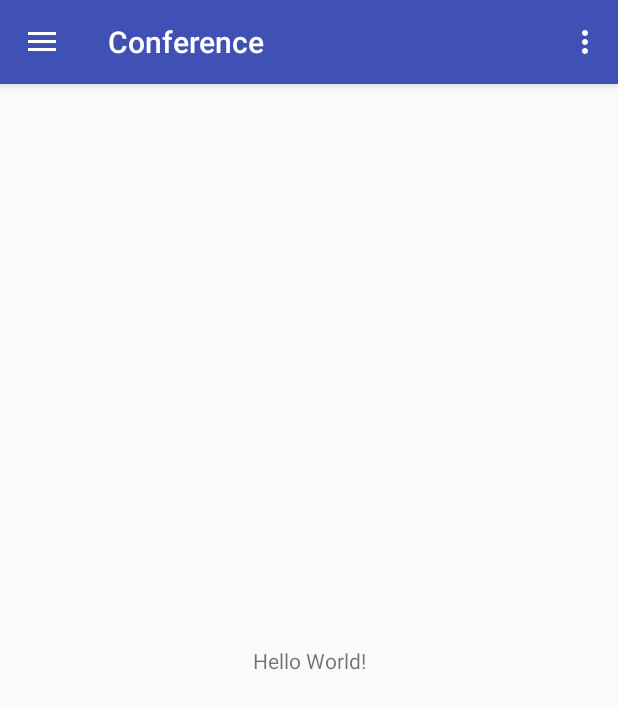
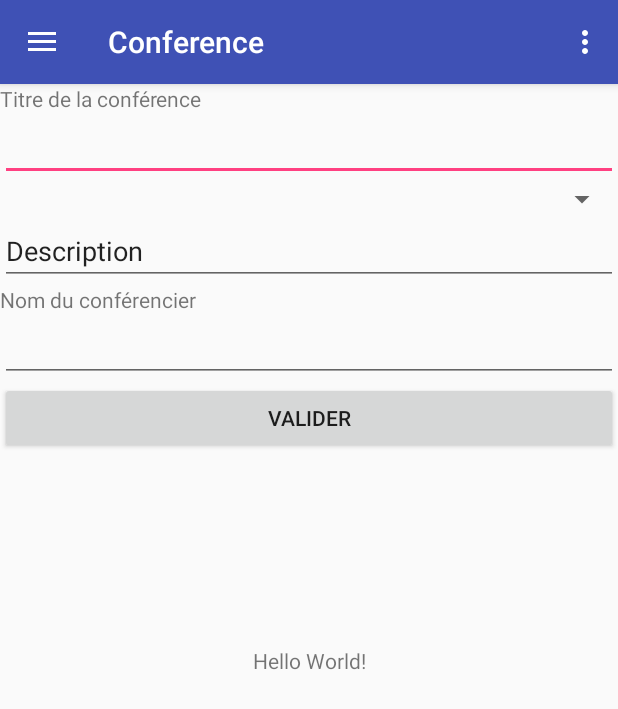
Before and after one commit to m2i-formation-cdi/projet-salon-groupeB, an Android app: the screen it shows after launch (MainActivity), after a tap on "Import", on a phone screen of 412 x 824 dp. Shown: the top 709 px of the screen. Run offline under Robolectric (Android 15) with nearby library versions, the phone set to English and light mode, and no system bars; 1 other tap on this screen came first.

Commit message:
Layout porposition conference

```diff
--- a/app/build.gradle
+++ b/app/build.gradle
@@ -4,7 +4,7 @@ android {
     compileSdkVersion 26
     defaultConfig {
         applicationId "sp.fr.conference"
-        minSdkVersion 15
+        minSdkVersion 16
         targetSdkVersion 26
         versionCode 1
         versionName "1.0"
@@ -23,7 +23,15 @@ dependencies {
     implementation 'com.android.support:appcompat-v7:26.1.0'
     implementation 'com.android.support:design:26.1.0'
     implementation 'com.android.support.constraint:constraint-layout:1.0.2'
+    implementation 'com.android.support:support-v4:26.1.0'
+    implementation 'com.google.firebase:firebase-database:11.0.4'
     testImplementation 'junit:junit:4.12'
     androidTestImplementation 'com.android.support.test:runner:1.0.1'
     androidTestImplementation 'com.android.support.test.espresso:espresso-core:3.0.1'
+
+    //formulaire de login
+    compile 'com.firebaseui:firebase-ui-auth:3.1.3'
 }
+
+
+apply plugin: 'com.google.gms.google-services'
--- a/app/src/main/java/sp/fr/conference/MainActivity.java
+++ b/app/src/main/java/sp/fr/conference/MainActivity.java
@@ -1,5 +1,6 @@
 package sp.fr.conference;
 
+import android.app.Fragment;
 import android.os.Bundle;
 import android.support.design.widget.FloatingActionButton;
 import android.support.design.widget.Snackbar;
@@ -72,7 +73,7 @@ public class MainActivity extends AppCompatActivity
         int id = item.getItemId();
 
         if (id == R.id.nav_camera) {
-            // Handle the camera action
+            navigateToFragment(new PropConference());
         } else if (id == R.id.nav_gallery) {
 
         } else if (id == R.id.nav_slideshow) {
@@ -89,4 +90,12 @@ public class MainActivity extends AppCompatActivity
         drawer.closeDrawer(GravityCompat.START);
         return true;
     }
+
+    private void navigateToFragment(Fragment targetFragment){
+        getFragmentManager()
+                .beginTransaction()
+                .replace(R.id.fragmentContainer, targetFragment)
+                .commit();
+    }
+
 }
--- /dev/null
+++ b/app/src/main/java/sp/fr/conference/PropConference.java
@@ -0,0 +1,29 @@
+package sp.fr.conference;
+
+
+import android.os.Bundle;
+import android.app.Fragment;
+import android.view.LayoutInflater;
+import android.view.View;
+import android.view.ViewGroup;
+
+
+/**
+ * A simple {@link Fragment} subclass.
+ */
+public class PropConference extends Fragment {
+
+
+    public PropConference() {
+        // Required empty public constructor
+    }
+
+
+    @Override
+    public View onCreateView(LayoutInflater inflater, ViewGroup container,
+                             Bundle savedInstanceState) {
+        // Inflate the layout for this fragment
+        return inflater.inflate(R.layout.fragment_prop_conference, container, false);
+    }
+
+}
--- a/app/src/main/res/layout/content_main.xml
+++ b/app/src/main/res/layout/content_main.xml
@@ -6,7 +6,8 @@
     android:layout_height="match_parent"
     app:layout_behavior="@string/appbar_scrolling_view_behavior"
     tools:context="sp.fr.conference.MainActivity"
-    tools:showIn="@layout/app_bar_main">
+    tools:showIn="@layout/app_bar_main"
+    android:id="@+id/fragmentContainer">
 
     <TextView
         android:layout_width="wrap_content"
--- /dev/null
+++ b/app/src/main/res/layout/fragment_prop_conference.xml
@@ -0,0 +1,55 @@
+<FrameLayout xmlns:android="http://schemas.android.com/apk/res/android"
+    xmlns:tools="http://schemas.android.com/tools"
+    android:layout_width="match_parent"
+    android:layout_height="match_parent"
+    tools:context="sp.fr.conference.PropConference">
+
+    <LinearLayout
+        android:layout_width="match_parent"
+        android:layout_height="match_parent"
+        android:orientation="vertical">
+
+        <!-- TODO: Update blank fragment layout -->
+        <TextView
+            android:layout_width="match_parent"
+            android:layout_height="wrap_content"
+            android:text="Titre de la conférence" />
+
+        <EditText
+            android:id="@+id/titleConferenceProposition"
+            android:layout_width="match_parent"
+            android:layout_height="wrap_content" />
+
+        <Spinner
+            android:id="@+id/spinnerTheme"
+            android:layout_width="match_parent"
+            android:layout_height="wrap_content"
+            android:text="Thème"/>
+
+        <EditText
+            android:id="@+id/descriptionConference"
+            android:layout_width="match_parent"
+            android:layout_height="wrap_content"
+            android:ems="10"
+            android:text="Description" />
+
+        <TextView
+            android:layout_width="match_parent"
+            android:layout_height="wrap_content"
+            android:text="Nom du conférencier" />
+
+        <EditText
+            android:id="@+id/speakerName"
+            android:layout_width="match_parent"
+            android:layout_height="wrap_content" />
+
+        <Button
+            android:id="@+id/validateConference"
+            android:layout_width="match_parent"
+            android:layout_height="wrap_content"
+            android:text="VALIDER" />
+
+
+    </LinearLayout>
+
+</FrameLayout>
--- a/app/src/main/res/values/strings.xml
+++ b/app/src/main/res/values/strings.xml
@@ -5,4 +5,7 @@
     <string name="navigation_drawer_close">Close navigation drawer</string>
 
     <string name="action_settings">Settings</string>
+
+    <!-- TODO: Remove or change this placeholder text -->
+    <string name="hello_blank_fragment">Hello blank fragment</string>
 </resources>
--- a/build.gradle
+++ b/build.gradle
@@ -12,6 +12,7 @@ buildscript {
 
         // NOTE: Do not place your application dependencies here; they belong
         // in the individual module build.gradle files
+        classpath 'com.google.gms:google-services:3.1.0'
     }
 }
 
```
